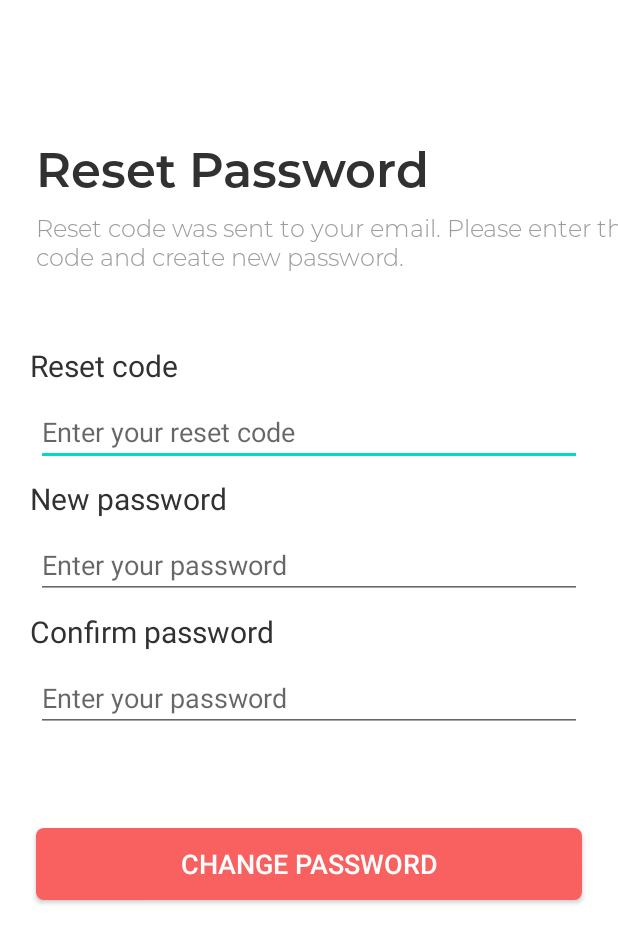
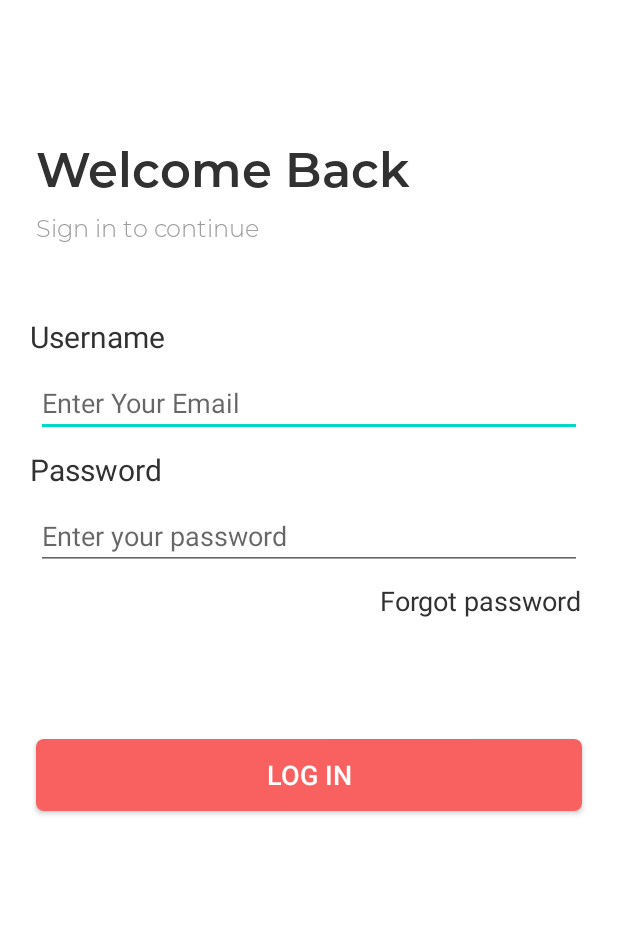
Before and after one commit to mrrezkii/Android-Kotlin-TugasDTS-Onboarding, an Android app: the AuthActivity screen opened directly, with no data from a screen before it, on a phone screen of 412 x 824 dp. Shown: the top 943 px of the screen. Run offline under Robolectric (Android 15) with nearby library versions, the phone set to English and light mode, and no system bars.

Commit message:
Add auth activity

```diff
--- a/app/src/main/AndroidManifest.xml
+++ b/app/src/main/AndroidManifest.xml
@@ -10,6 +10,9 @@
         android:roundIcon="@mipmap/ic_launcher_round"
         android:supportsRtl="true"
         android:theme="@style/Theme.TugasOnboarding.NoActionBar">
+        <activity
+            android:name=".activity.AuthActivity"
+            android:exported="true" />
         <activity
             android:name=".activity.OnboardingActivity"
             android:exported="true" />
--- a/app/src/main/java/com/mrrezki/tugasonboarding/activity/ResetPasswordActivity.kt
+++ b/app/src/main/java/com/mrrezki/tugasonboarding/activity/AuthActivity.kt
@@ -4,9 +4,9 @@ import android.os.Bundle
 import androidx.appcompat.app.AppCompatActivity
 import com.mrrezki.tugasonboarding.R
 
-class ResetPasswordActivity : AppCompatActivity() {
+class AuthActivity : AppCompatActivity() {
     override fun onCreate(savedInstanceState: Bundle?) {
         super.onCreate(savedInstanceState)
-        setContentView(R.layout.activity_reset_password)
+        setContentView(R.layout.activity_auth)
     }
 }
--- a/app/src/main/java/com/mrrezki/tugasonboarding/fragment/WelcomeSuperHeroFragment.kt
+++ b/app/src/main/java/com/mrrezki/tugasonboarding/fragment/auth/WelcomeBackFragment.kt
@@ -1,4 +1,4 @@
-package com.mrrezki.tugasonboarding.fragment
+package com.mrrezki.tugasonboarding.fragment.auth
 
 import android.os.Bundle
 import android.view.LayoutInflater
@@ -14,10 +14,10 @@ private const val ARG_PARAM2 = "param2"
 
 /**
  * A simple [Fragment] subclass.
- * Use the [WelcomeSuperHeroFragment.newInstance] factory method to
+ * Use the [WelcomeBackFragment.newInstance] factory method to
  * create an instance of this fragment.
  */
-class WelcomeSuperHeroFragment : Fragment() {
+class WelcomeBackFragment : Fragment() {
     // TODO: Rename and change types of parameters
     private var param1: String? = null
     private var param2: String? = null
@@ -35,7 +35,7 @@ class WelcomeSuperHeroFragment : Fragment() {
         savedInstanceState: Bundle?
     ): View? {
         // Inflate the layout for this fragment
-        return inflater.inflate(R.layout.fragment_welcome_super_hero, container, false)
+        return inflater.inflate(R.layout.fragment_welcome_back, container, false)
     }
 
     companion object {
@@ -45,12 +45,12 @@ class WelcomeSuperHeroFragment : Fragment() {
          *
          * @param param1 Parameter 1.
          * @param param2 Parameter 2.
-         * @return A new instance of fragment WelcomeSuperHeroFragment.
+         * @return A new instance of fragment WelcomeBackFragment.
          */
         // TODO: Rename and change types and number of parameters
         @JvmStatic
         fun newInstance(param1: String, param2: String) =
-            WelcomeSuperHeroFragment().apply {
+            WelcomeBackFragment().apply {
                 arguments = Bundle().apply {
                     putString(ARG_PARAM1, param1)
                     putString(ARG_PARAM2, param2)
--- a/app/src/main/java/com/mrrezki/tugasonboarding/fragment/WelcomeCalenderFragment.kt
+++ b/app/src/main/java/com/mrrezki/tugasonboarding/fragment/onboarding/WelcomeCalenderFragment.kt
@@ -1,4 +1,4 @@
-package com.mrrezki.tugasonboarding.fragment
+package com.mrrezki.tugasonboarding.fragment.onboarding
 
 import android.os.Bundle
 import android.view.LayoutInflater
--- /dev/null
+++ b/app/src/main/res/layout/activity_auth.xml
@@ -0,0 +1,21 @@
+<?xml version="1.0" encoding="utf-8"?>
+<androidx.constraintlayout.widget.ConstraintLayout xmlns:android="http://schemas.android.com/apk/res/android"
+    xmlns:app="http://schemas.android.com/apk/res-auto"
+    xmlns:tools="http://schemas.android.com/tools"
+    android:layout_width="match_parent"
+    android:layout_height="match_parent"
+    tools:context=".activity.AuthActivity">
+
+    <androidx.fragment.app.FragmentContainerView
+        android:id="@+id/navigation_host"
+        android:name="androidx.navigation.fragment.NavHostFragment"
+        android:layout_width="0dp"
+        android:layout_height="0dp"
+        app:defaultNavHost="true"
+        app:layout_constraintBottom_toBottomOf="parent"
+        app:layout_constraintLeft_toLeftOf="parent"
+        app:layout_constraintRight_toRightOf="parent"
+        app:layout_constraintTop_toTopOf="parent"
+        app:navGraph="@navigation/auth_navgraph" />
+
+</androidx.constraintlayout.widget.ConstraintLayout>
--- a/app/src/main/res/layout/activity_success.xml
+++ b/app/src/main/res/layout/fragment_success.xml
@@ -1,10 +1,8 @@
 <?xml version="1.0" encoding="utf-8"?>
 <androidx.constraintlayout.widget.ConstraintLayout xmlns:android="http://schemas.android.com/apk/res/android"
     xmlns:app="http://schemas.android.com/apk/res-auto"
-    xmlns:tools="http://schemas.android.com/tools"
     android:layout_width="match_parent"
-    android:layout_height="match_parent"
-    tools:context=".activity.SuccessActivity">
+    android:layout_height="match_parent">
 
     <androidx.constraintlayout.widget.Guideline
         android:id="@+id/guideline"
--- a/app/src/main/res/layout/activity_reset_password.xml
+++ b/app/src/main/res/layout/fragment_welcome_back.xml
@@ -1,10 +1,8 @@
 <?xml version="1.0" encoding="utf-8"?>
 <androidx.constraintlayout.widget.ConstraintLayout xmlns:android="http://schemas.android.com/apk/res/android"
     xmlns:app="http://schemas.android.com/apk/res-auto"
-    xmlns:tools="http://schemas.android.com/tools"
     android:layout_width="match_parent"
-    android:layout_height="match_parent"
-    tools:context=".activity.ResetPasswordActivity">
+    android:layout_height="match_parent">
 
     <TextView
         android:id="@+id/welcome_back"
@@ -13,7 +11,7 @@
         android:layout_marginLeft="24dp"
         android:layout_marginTop="90dp"
         android:fontFamily="@font/montserrat_semi_bold"
-        android:text="Reset Password"
+        android:text="Welcome Back"
         android:textColor="#313131"
         android:textSize="32sp"
         app:layout_constraintLeft_toLeftOf="parent"
@@ -26,7 +24,7 @@
         android:layout_marginLeft="24dp"
         android:layout_marginTop="8dp"
         android:fontFamily="@font/montserrat_light"
-        android:text="Reset code was sent to your email. Please enter the code and create new password."
+        android:text="@string/sign_in_to_continue"
         android:textColor="#9b9b9b"
         android:textSize="16sp"
         app:layout_constraintLeft_toLeftOf="parent"
@@ -38,7 +36,7 @@
         android:layout_height="wrap_content"
         android:layout_marginLeft="20dp"
         android:layout_marginTop="48dp"
-        android:text="@string/reset_code"
+        android:text="Username"
         android:textColor="#313131"
         android:textSize="20sp"
         app:layout_constraintLeft_toLeftOf="parent"
@@ -51,7 +49,7 @@
         android:layout_marginLeft="24dp"
         android:layout_marginTop="8dp"
         android:layout_marginRight="24dp"
-        android:hint="@string/enter_your_reset_code"
+        android:hint="Enter Your Email"
         app:layout_constraintLeft_toLeftOf="parent"
         app:layout_constraintRight_toRightOf="parent"
         app:layout_constraintTop_toBottomOf="@id/reset_code" />
@@ -62,7 +60,7 @@
         android:layout_height="wrap_content"
         android:layout_marginLeft="20dp"
         android:layout_marginTop="8dp"
-        android:text="@string/new_password"
+        android:text="Password"
         android:textColor="#313131"
         android:textSize="20sp"
         app:layout_constraintLeft_toLeftOf="parent"
@@ -81,43 +79,30 @@
         app:layout_constraintTop_toBottomOf="@+id/new_password" />
 
     <TextView
-        android:id="@+id/confirm_password"
+        android:id="@+id/forgot_password"
         android:layout_width="wrap_content"
         android:layout_height="wrap_content"
-        android:layout_marginLeft="20dp"
-        android:layout_marginTop="8dp"
-        android:text="@string/confirm_password"
-        android:textColor="#313131"
-        android:textSize="20sp"
-        app:layout_constraintLeft_toLeftOf="parent"
-        app:layout_constraintTop_toBottomOf="@id/edt_new_password" />
-
-    <EditText
-        android:id="@+id/edt_confirm_password"
-        android:layout_width="match_parent"
-        android:layout_height="wrap_content"
-        android:layout_marginLeft="24dp"
         android:layout_marginTop="8dp"
         android:layout_marginRight="24dp"
-        android:layout_marginBottom="62dp"
-        android:hint="@string/enter_your_password"
-        app:layout_constraintLeft_toLeftOf="parent"
+        android:text="@string/forgot_password"
+        android:textColor="#313131"
+        android:textSize="18sp"
         app:layout_constraintRight_toRightOf="parent"
-        app:layout_constraintTop_toBottomOf="@+id/confirm_password" />
+        app:layout_constraintTop_toBottomOf="@id/edt_new_password" />
 
     <androidx.appcompat.widget.AppCompatButton
         android:layout_width="match_parent"
         android:layout_height="wrap_content"
         android:layout_marginStart="24dp"
-        android:layout_marginTop="64dp"
+        android:layout_marginTop="80dp"
         android:layout_marginEnd="24dp"
+        android:layout_marginBottom="200dp"
         android:background="@drawable/button_red"
-        android:text="@string/change_password"
+        android:text="LOG IN"
         android:textColor="#FFFFFF"
         android:textSize="18sp"
         app:layout_constraintEnd_toEndOf="parent"
         app:layout_constraintStart_toStartOf="parent"
-        app:layout_constraintTop_toBottomOf="@id/edt_confirm_password" />
-    <!--        android:onClick="postChangePassword"-->
+        app:layout_constraintTop_toBottomOf="@id/forgot_password" />
 
 </androidx.constraintlayout.widget.ConstraintLayout>
--- /dev/null
+++ b/app/src/main/res/navigation/auth_navgraph.xml
@@ -0,0 +1,34 @@
+<?xml version="1.0" encoding="utf-8"?>
+<navigation xmlns:android="http://schemas.android.com/apk/res/android"
+    xmlns:app="http://schemas.android.com/apk/res-auto"
+    android:id="@+id/auth_navgraph"
+    app:startDestination="@id/welcomeBackFragment">
+
+    <fragment
+        android:id="@+id/welcomeBackFragment"
+        android:name="com.mrrezki.tugasonboarding.fragment.auth.WelcomeBackFragment"
+        android:label="WelcomeBackFragment">
+        <action
+            android:id="@+id/action_welcomeBackFragment_to_resetPasswordFragment"
+            app:destination="@id/resetPasswordFragment" />
+        <action
+            android:id="@+id/action_welcomeBackFragment_to_forgotPasswordFragment"
+            app:destination="@id/forgotPasswordFragment" />
+    </fragment>
+    <fragment
+        android:id="@+id/resetPasswordFragment"
+        android:name="com.mrrezki.tugasonboarding.fragment.auth.ResetPasswordFragment"
+        android:label="ResetPasswordFragment" />
+    <fragment
+        android:id="@+id/successFragment"
+        android:name="com.mrrezki.tugasonboarding.fragment.auth.SuccessFragment"
+        android:label="SuccessFragment" />
+    <fragment
+        android:id="@+id/forgotPasswordFragment"
+        android:name="com.mrrezki.tugasonboarding.fragment.auth.ForgotPasswordFragment"
+        android:label="ForgotPasswordFragment">
+        <action
+            android:id="@+id/action_forgotPasswordFragment_to_successFragment"
+            app:destination="@id/successFragment" />
+    </fragment>
+</navigation>
```
Also changed, not shown: app/src/main/java/com/mrrezki/tugasonboarding/activity/ForgotPasswordActivity.kt (deleted, +0 -12 lines), app/src/main/java/com/mrrezki/tugasonboarding/activity/SuccessActivity.kt (deleted, +0 -12 lines), app/src/main/java/com/mrrezki/tugasonboarding/activity/WelcomeBackActivity.kt (deleted, +0 -12 lines), app/src/main/java/com/mrrezki/tugasonboarding/fragment/auth/ForgotPasswordFragment.kt (added, +60 -0 lines), app/src/main/java/com/mrrezki/tugasonboarding/fragment/auth/ResetPasswordFragment.kt (added, +60 -0 lines), app/src/main/java/com/mrrezki/tugasonboarding/fragment/auth/SuccessFragment.kt (added, +60 -0 lines), app/src/main/java/com/mrrezki/tugasonboarding/fragment/onboarding/WelcomeSlideAssignFragment.kt (added, +60 -0 lines), app/src/main/java/com/mrrezki/tugasonboarding/fragment/onboarding/WelcomeSuperHeroFragment.kt (renamed from app/src/main/java/com/mrrezki/tugasonboarding/fragment/WelcomeSlideAssignFragment.kt, +6 -6 lines), app/src/main/res/layout/fragment_forgot_password.xml (renamed from app/src/main/res/layout/activity_welcome_back.xml, +7 -46 lines), app/src/main/res/layout/fragment_reset_password.xml (renamed from app/src/main/res/layout/activity_forgot_password.xml, +58 -10 lines).
